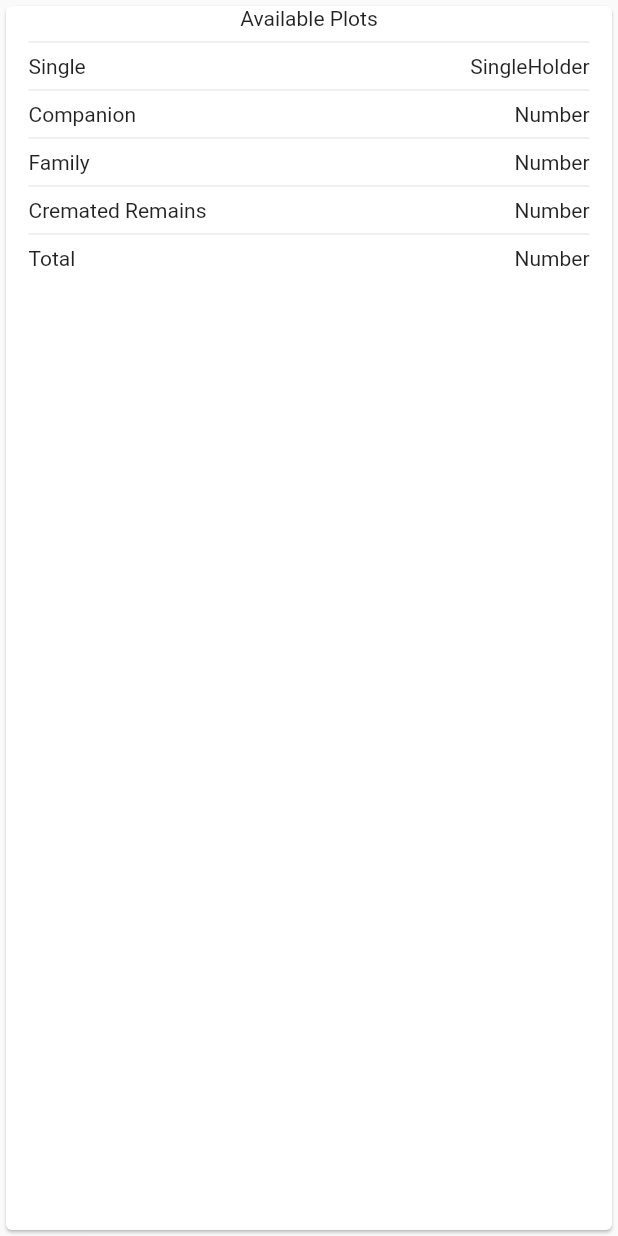
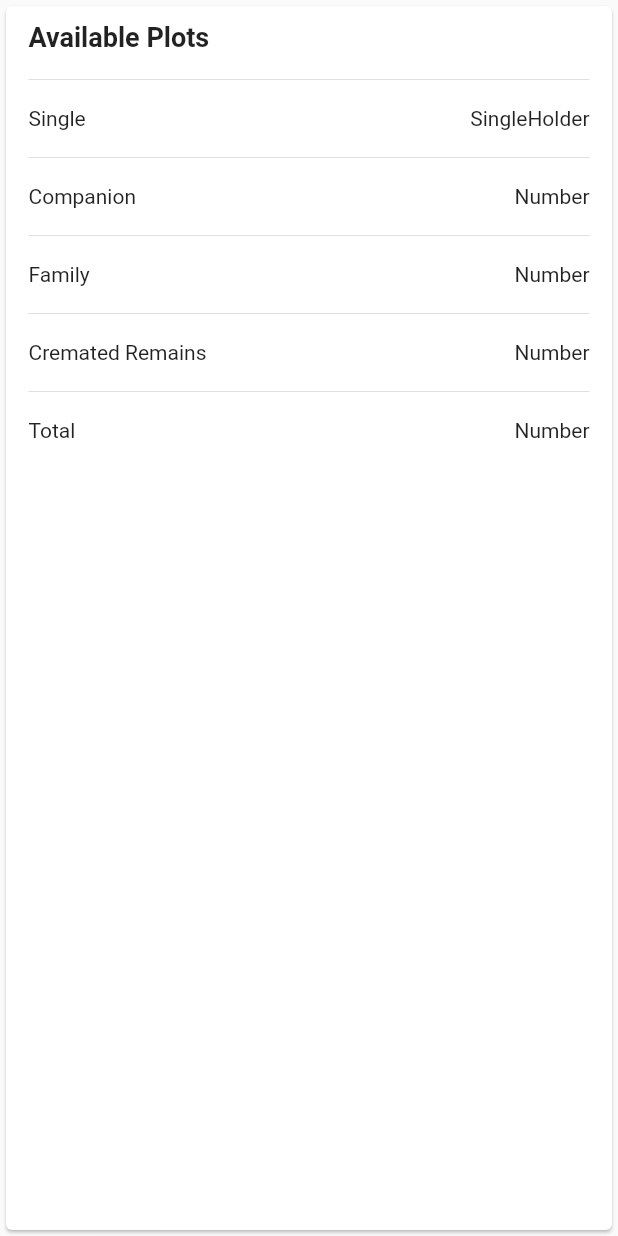
Before and after one commit to Interstellar-Digital/flutter_graveyard_frontend, a Flutter app: the AvailablePlots widget shown alone on an empty page, opened directly, on a phone screen of 412 x 824 dp. Run offline on Flutter 3.47's test engine with Material 2 defaults, Android fonts, the phone set to English and light mode, and no system bars; missing offline and left inert: paginated_search_bar; accounts and stored records are empty; network calls fail.

Commit message:
Updated: foxed the layout

```diff
--- a/lib/graveTileExpanded/gravesAvailablePlot.dart
+++ b/lib/graveTileExpanded/gravesAvailablePlot.dart
@@ -1,17 +1,26 @@
 import 'package:flutter/material.dart';
 
 class AvailablePlots extends StatelessWidget {
-  const AvailablePlots({super.key});
+  const AvailablePlots({Key? key});
 
   @override
   Widget build(BuildContext context) {
     return Card(
       child: Padding(
-        padding: const EdgeInsets.symmetric(horizontal:15,),
+        padding: const EdgeInsets.symmetric(horizontal: 15.0, vertical: 10.0),
         child: Column(
+          crossAxisAlignment: CrossAxisAlignment.start,
           children: [
-            Text('Available Plots'),
+            Text(
+              'Available Plots',
+              style: TextStyle(
+                fontWeight: FontWeight.bold,
+                fontSize: 18.0,
+              ),
+            ),
+            SizedBox(height: 10.0),
             Divider(),
+            SizedBox(height: 10.0),
             Row(
               mainAxisAlignment: MainAxisAlignment.spaceBetween,
               children: [
@@ -19,12 +28,19 @@ class AvailablePlots extends StatelessWidget {
                 Text('SingleHolder'),
               ],
             ),
+            SizedBox(height: 10.0),
             Divider(),
+            SizedBox(height: 10.0),
             Row(
               mainAxisAlignment: MainAxisAlignment.spaceBetween,
-              children: [Text('Companion'), Text('Number'),],
+              children: [
+                Text('Companion'),
+                Text('Number'),
+              ],
             ),
+            SizedBox(height: 10.0),
             Divider(),
+            SizedBox(height: 10.0),
             Row(
               mainAxisAlignment: MainAxisAlignment.spaceBetween,
               children: [
@@ -32,7 +48,9 @@ class AvailablePlots extends StatelessWidget {
                 Text('Number'),
               ],
             ),
+            SizedBox(height: 10.0),
             Divider(),
+            SizedBox(height: 10.0),
             Row(
               mainAxisAlignment: MainAxisAlignment.spaceBetween,
               children: [
@@ -40,7 +58,9 @@ class AvailablePlots extends StatelessWidget {
                 Text('Number'),
               ],
             ),
+            SizedBox(height: 10.0),
             Divider(),
+            SizedBox(height: 10.0),
             Row(
               mainAxisAlignment: MainAxisAlignment.spaceBetween,
               children: [
@@ -48,6 +68,7 @@ class AvailablePlots extends StatelessWidget {
                 Text('Number'),
               ],
             ),
+            SizedBox(height: 10.0),
           ],
         ),
       ),
```
Also changed, not shown: lib/graveTileExpanded/gravesReservedPlots.dart (+34 -8 lines), lib/graveTileExpanded/gravesUsedplots.dart (+24 -3 lines), lib/graveyardDashboard/dashboardTiles.dart (+7 -20 lines), lib/graveyardSelection/graveyard_in_district.dart (+10 -7 lines).
